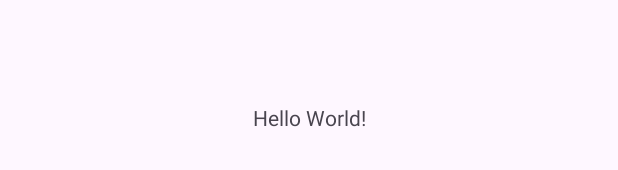
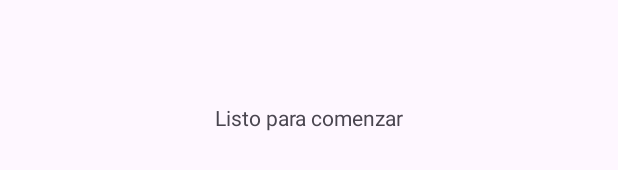
Before and after one commit to Adriath/interfaz_WhatsApp, an Android app: the layout activity_main.xml on its own in the app's theme, with its tools: preview values and no code run, on a phone screen of 412 x 824 dp. Shown: the part 501-671 px from the top of the screen. Run offline under Robolectric (Android 15) with nearby library versions, the phone set to English and light mode, and no system bars.

Commit message:
Prueba de commit

```diff
--- a/app/src/main/res/layout/activity_main.xml
+++ b/app/src/main/res/layout/activity_main.xml
@@ -9,7 +9,7 @@
     <TextView
         android:layout_width="wrap_content"
         android:layout_height="wrap_content"
-        android:text="Hello World!"
+        android:text="Listo para comenzar"
         app:layout_constraintBottom_toBottomOf="parent"
         app:layout_constraintEnd_toEndOf="parent"
         app:layout_constraintStart_toStartOf="parent"
```
